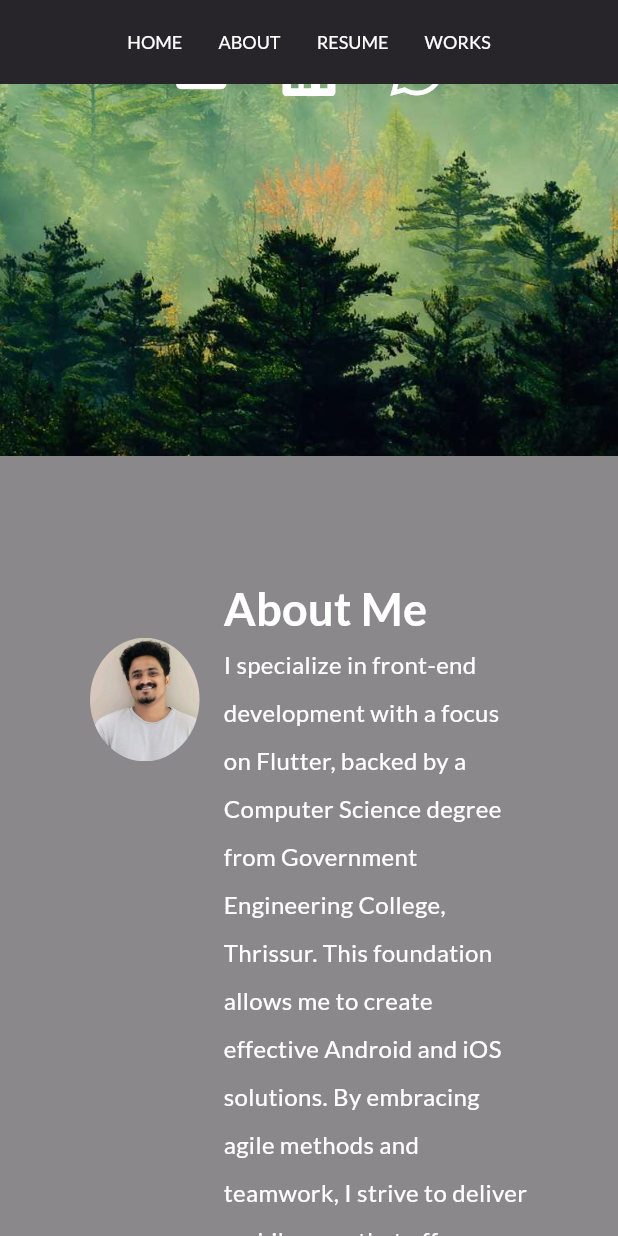
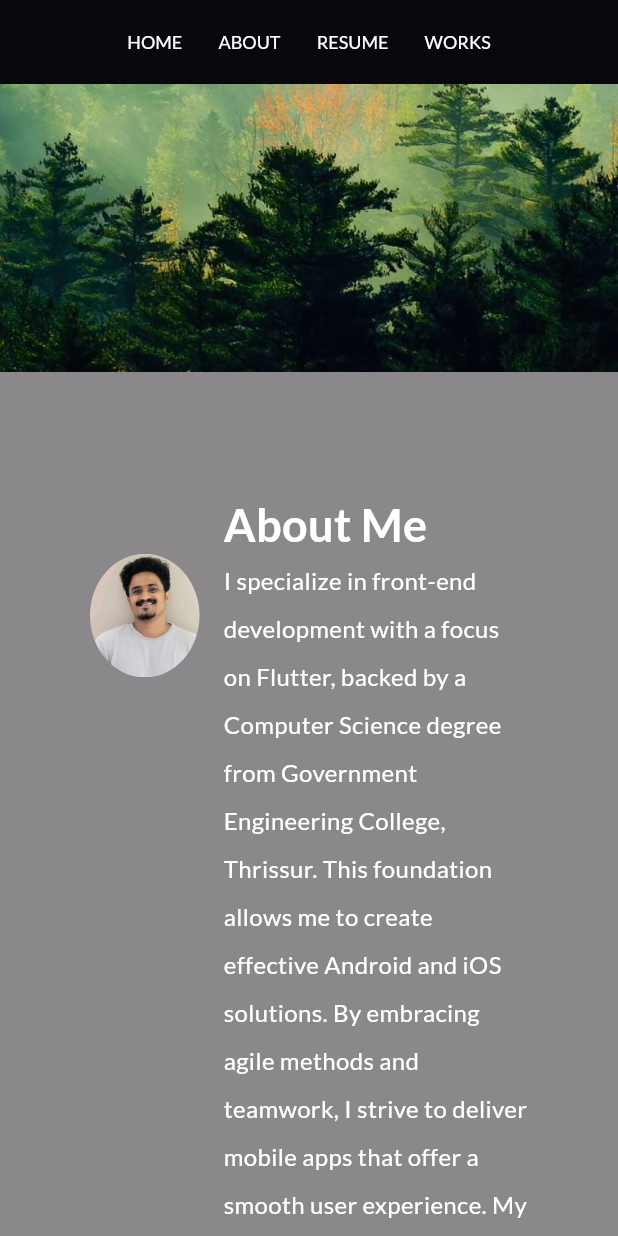
Before and after one commit to mhdsafvankp/resume, a Flutter app: the screen it shows after launch, scrolled down 576 dp, on a phone screen of 412 x 824 dp. Run offline on Flutter 3.47's test engine with Material 3 defaults, Android fonts, the phone set to English and light mode, and no system bars; our stand-ins replace font_awesome_flutter, google_fonts.

Commit message:
app bar fix

```diff
--- a/lib/screen/home.dart
+++ b/lib/screen/home.dart
@@ -22,6 +22,15 @@ class _HomeState extends State<Home> {
 
   final ScrollController _controller = ScrollController();
 
+  double _opacity = 0;
+  double _scrollPosition = 0;
+
+  _scrollListener() {
+    setState(() {
+      _scrollPosition = _controller.position.pixels;
+    });
+  }
+
   void _scrollTop() {
     _controller.animateTo(
       _controller.position.minScrollExtent,
@@ -31,9 +40,21 @@ class _HomeState extends State<Home> {
   }
 
   @override
+  void initState() {
+    _controller.addListener(_scrollListener);
+    super.initState();
+  }
+
+  @override
   Widget build(BuildContext context) {
+
+    _opacity = _scrollPosition < ScreenUtils.getHeight(context) * 0.40
+        ? _scrollPosition / (ScreenUtils.getHeight(context) * 0.40)
+        : 1;
+
     return Scaffold(
-        appBar: HorizontalAppBar(),
+      extendBodyBehindAppBar: true,
+        appBar: HorizontalAppBar(opacity: _opacity,),
         body: SingleChildScrollView(
           controller: _controller,
           child: Column(
--- a/lib/widgets/app_bar.dart
+++ b/lib/widgets/app_bar.dart
@@ -7,12 +7,14 @@ import 'appbar_item.dart';
 
 
 class HorizontalAppBar extends StatelessWidget implements PreferredSizeWidget {
-  const HorizontalAppBar({super.key});
+  const HorizontalAppBar({super.key, required this.opacity});
+
+  final double opacity;
 
   @override
   Widget build(BuildContext context) {
     return  AppBar(
-      backgroundColor: Colors.black87,
+      backgroundColor: Colors.black87.withOpacity(opacity),
       title: Row(
         mainAxisAlignment: MainAxisAlignment.spaceEvenly,
         children: [
```
